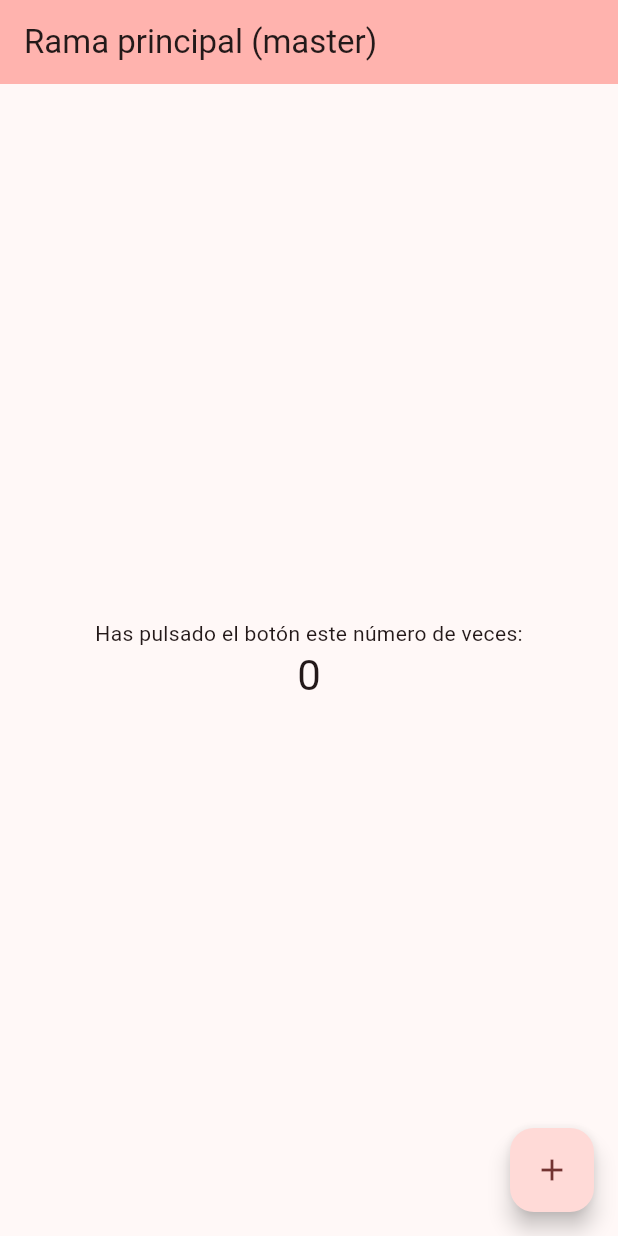
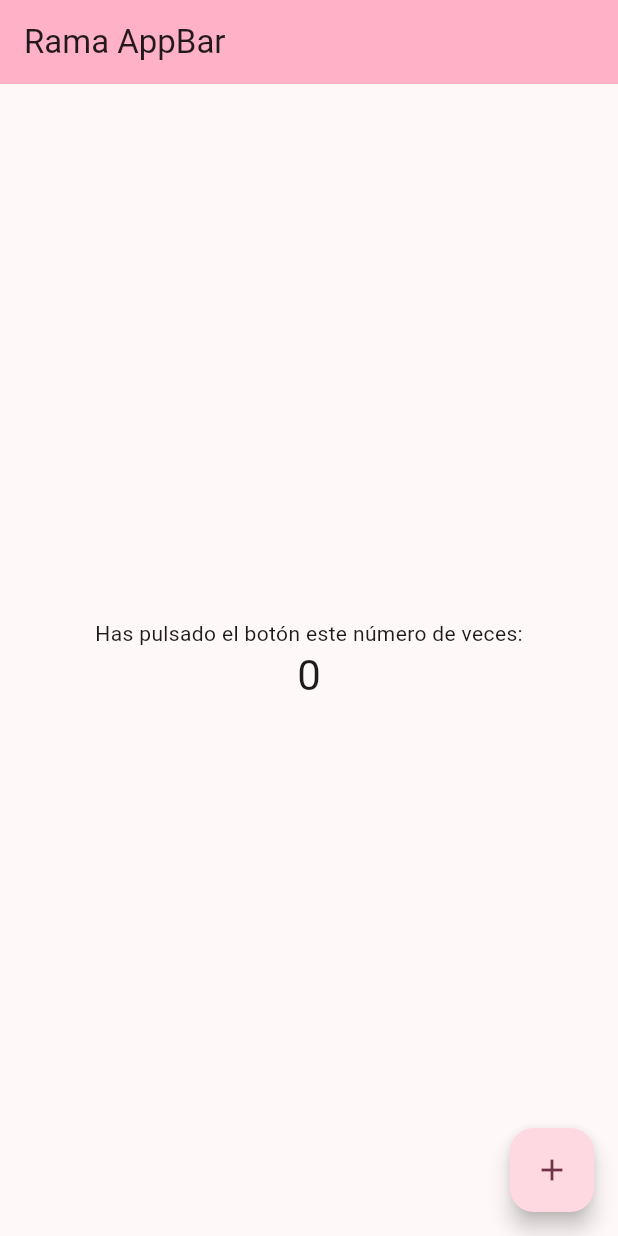
Before and after one commit to joanhernandez-costa/curso_git, a Flutter app: the screen it shows after launch, on a phone screen of 412 x 824 dp. Run offline on Flutter 3.47's test engine with Material 3 defaults, Android fonts, the phone set to English and light mode, and no system bars.

Commit message:
Cambios en AppBar

```diff
--- a/lib/main.dart
+++ b/lib/main.dart
@@ -14,10 +14,10 @@
       title: 'Curso Git',
       theme: ThemeData(
 
-        colorScheme: ColorScheme.fromSeed(seedColor: Colors.redAccent),
+        colorScheme: ColorScheme.fromSeed(seedColor: Colors.black),
         useMaterial3: true,
       ),
-      home: const MyHomePage(title: 'Rama principal (master)'),
+      home: const MyHomePage(title: 'Rama AppBar'),
     );
   }
 }
```
